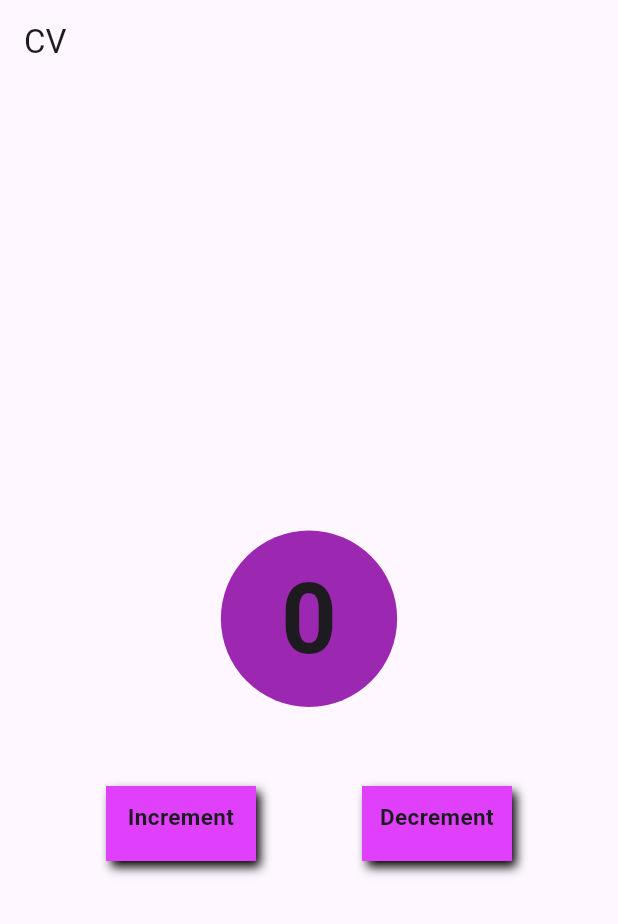
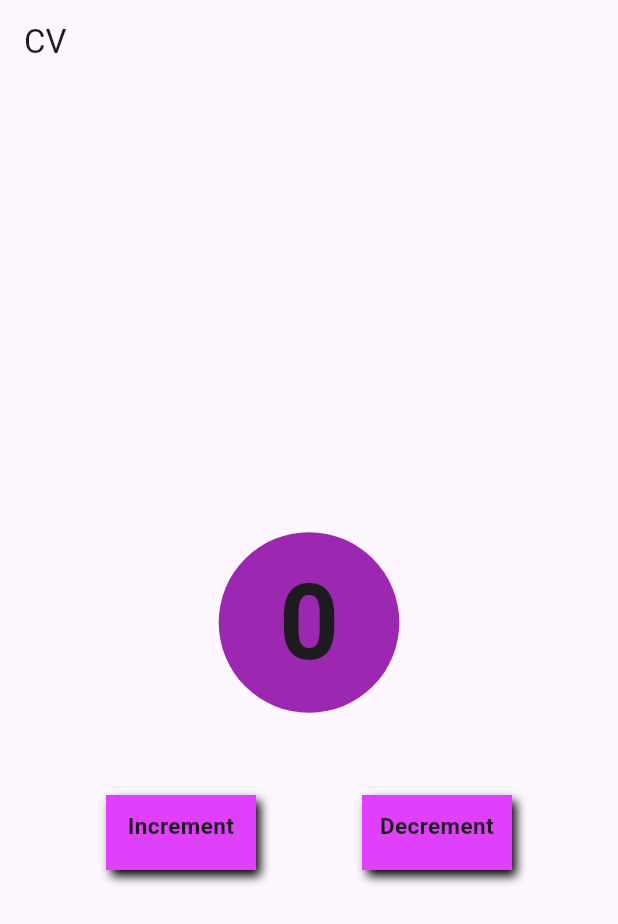
Before and after one commit to Sparklinglily/countApp, a Flutter app: the screen it shows after launch, on a phone screen of 412 x 824 dp. Shown: the top 924 px of the screen. Run offline on Flutter 3.47's test engine with Material 2 defaults, Android fonts, the phone set to English and light mode, and no system bars.

Commit message:
minor updates

```diff
--- a/count_app/lib/homePage.dart
+++ b/count_app/lib/homePage.dart
@@ -27,7 +27,7 @@ class _HomePageState extends State<HomePage> {
   @override
   Widget build(BuildContext context) {
     return Scaffold(
-      appBar: AppBar(title: Text("CV")),
+      appBar: AppBar(title: const Text("CV")),
       body: Column(
           mainAxisAlignment: MainAxisAlignment.center,
           crossAxisAlignment: CrossAxisAlignment.center,
@@ -40,25 +40,25 @@ class _HomePageState extends State<HomePage> {
             //   style: TextStyle(fontSize: 25),
             // ),
             //),
-            SizedBox(
-              height: 20,
+            const SizedBox(
+              height: 25,
             ),
             ValueListenableBuilder<int>(
                 valueListenable: counter.count,
                 builder: (context, count, child) {
                   return Container(
-                    padding: EdgeInsets.all(40),
-                    decoration: BoxDecoration(
+                    padding: const EdgeInsets.all(40),
+                    decoration: const BoxDecoration(
                       shape: BoxShape.circle,
                       color: Colors.purple,
                       //borderRadius: BorderRadius.circular(14)
                     ),
                     child: Text('$count',
-                        style: TextStyle(
-                            fontSize: 65, fontWeight: FontWeight.w700)),
+                        style: const TextStyle(
+                            fontSize: 70, fontWeight: FontWeight.w700)),
                   );
                 }),
-            SizedBox(
+            const SizedBox(
               height: 25,
             ),
             Row(
@@ -71,16 +71,16 @@ class _HomePageState extends State<HomePage> {
                     });
                   },
                   child: Container(
-                    padding: EdgeInsets.all(10),
+                    padding: const EdgeInsets.all(10),
                     height: 50,
                     width: 100,
-                    decoration: BoxDecoration(boxShadow: [
+                    decoration: const BoxDecoration(boxShadow: [
                       BoxShadow(
                         blurRadius: 5,
                         offset: Offset(3.0, 4.0),
                       )
                     ], color: Colors.purpleAccent),
-                    child: Text(
+                    child: const Text(
                       "Increment",
                       style:
                           TextStyle(fontSize: 15, fontWeight: FontWeight.bold),
@@ -95,16 +95,16 @@ class _HomePageState extends State<HomePage> {
                     });
                   },
                   child: Container(
-                    padding: EdgeInsets.all(10),
+                    padding: const EdgeInsets.all(10),
                     height: 50,
                     width: 100,
-                    decoration: BoxDecoration(boxShadow: [
+                    decoration: const BoxDecoration(boxShadow: [
                       BoxShadow(
                         blurRadius: 5,
                         offset: Offset(3.0, 4.0),
                       )
                     ], color: Colors.purpleAccent),
-                    child: Text(
+                    child: const Text(
                       "Decrement",
                       style:
                           TextStyle(fontSize: 15, fontWeight: FontWeight.bold),
```
